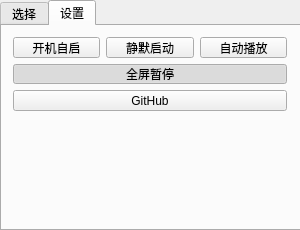
Old version of the form mainwindow.ui in the repository AkntRedMH/VideoWallpaper.
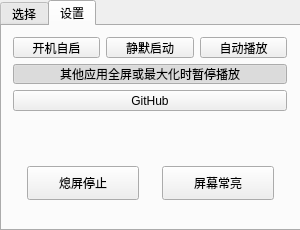
New version of the form. Icons and pictures are not drawn.

Commit message: 调整UI。

```diff
--- a/mainwindow.ui
+++ b/mainwindow.ui
@@ -325,7 +325,7 @@
           </sizepolicy>
          </property>
          <property name="text">
-          <string>全屏暂停</string>
+          <string>其他应用全屏或最大化时暂停播放</string>
          </property>
          <property name="checkable">
           <bool>true</bool>
@@ -350,6 +350,50 @@
        </item>
       </layout>
      </widget>
+     <widget class="QPushButton" name="PB_displayoffstop">
+      <property name="geometry">
+       <rect>
+        <x>25</x>
+        <y>140</y>
+        <width>112</width>
+        <height>34</height>
+       </rect>
+      </property>
+      <property name="sizePolicy">
+       <sizepolicy hsizetype="Ignored" vsizetype="Ignored">
+        <horstretch>0</horstretch>
+        <verstretch>0</verstretch>
+       </sizepolicy>
+      </property>
+      <property name="text">
+       <string>熄屏停止</string>
+      </property>
+      <property name="checkable">
+       <bool>true</bool>
+      </property>
+     </widget>
+     <widget class="QPushButton" name="PB_alwaysondisplay">
+      <property name="geometry">
+       <rect>
+        <x>160</x>
+        <y>140</y>
+        <width>112</width>
+        <height>34</height>
+       </rect>
+      </property>
+      <property name="sizePolicy">
+       <sizepolicy hsizetype="Ignored" vsizetype="Ignored">
+        <horstretch>0</horstretch>
+        <verstretch>0</verstretch>
+       </sizepolicy>
+      </property>
+      <property name="text">
+       <string>屏幕常亮</string>
+      </property>
+      <property name="checkable">
+       <bool>true</bool>
+      </property>
+     </widget>
     </widget>
    </widget>
   </widget>
```
The commit also changes 1 other file.
